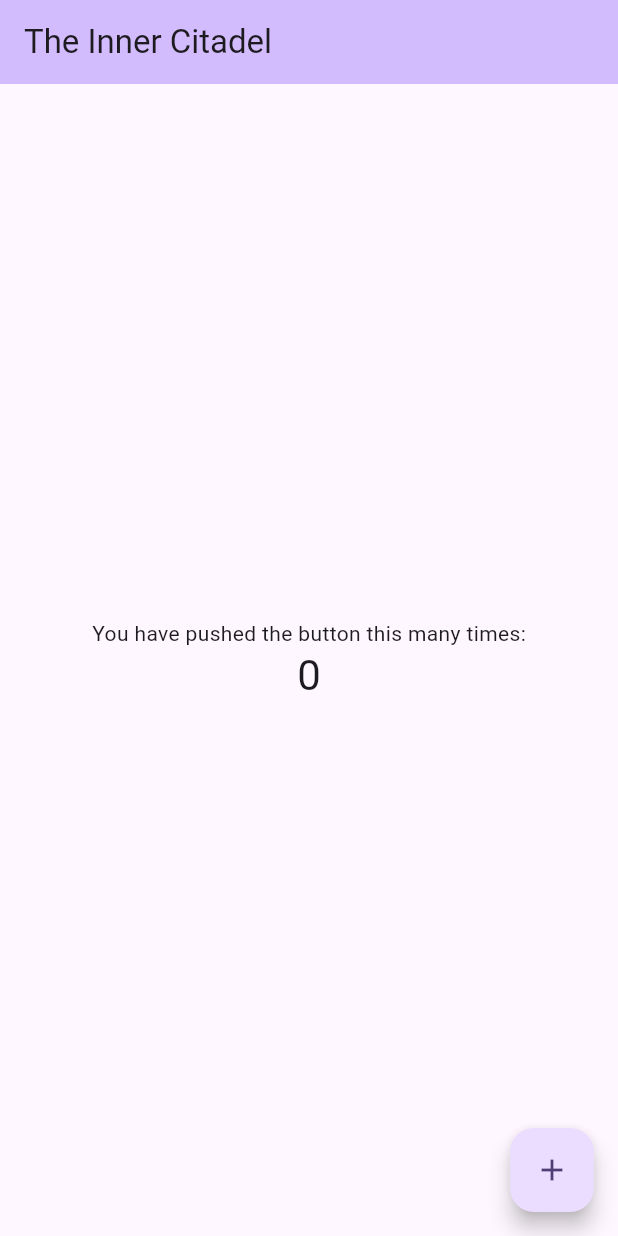
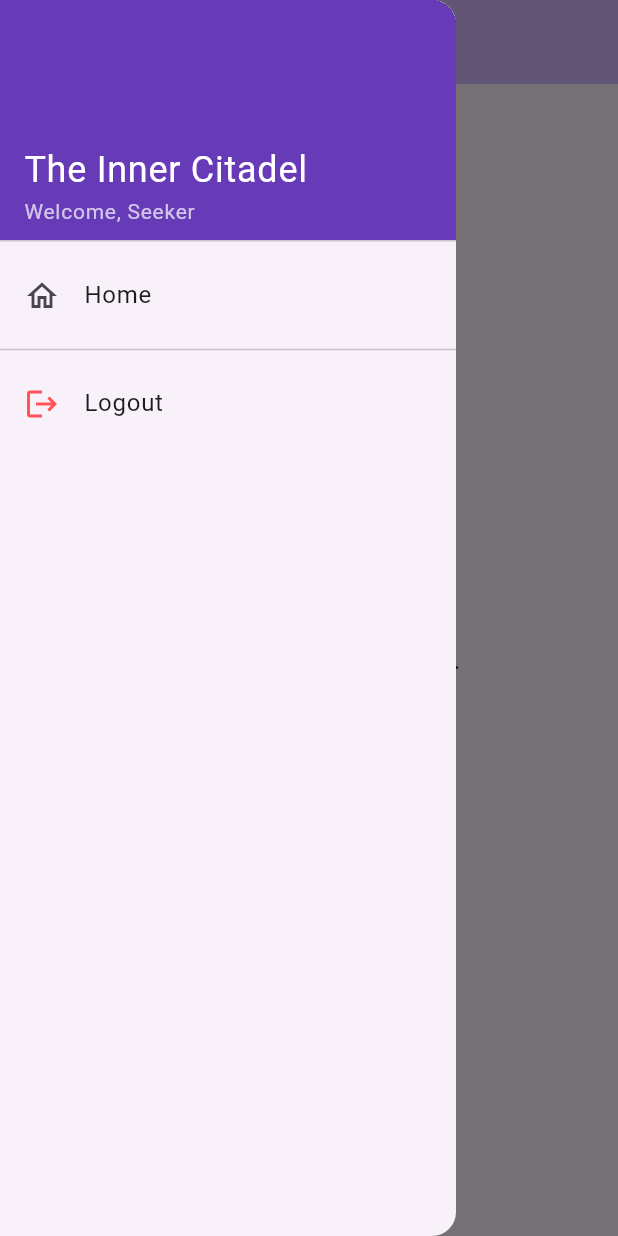
Before and after one commit to geoffembuscad0/flutter-geoff-notes-app, a Flutter app: the screen it shows once a user with an empty profile is signed in, with the side drawer open (before the commit the screen has no drawer), on a phone screen of 412 x 824 dp. Run offline on Flutter 3.47's test engine with Material 3 defaults, Android fonts, the phone set to English and light mode, and no system bars; our stand-ins replace supabase_flutter; accounts and stored records are empty.

Commit message:
Added a sidemenu and logout feature.

```diff
--- a/lib/main.dart
+++ b/lib/main.dart
@@ -1,6 +1,7 @@
 import 'package:flutter/material.dart';
 import 'package:supabase_flutter/supabase_flutter.dart';
-import 'package:flutter_geoff_notes_app/pages/LoginPage.dart';
+import 'package:flutter_geoff_notes_app/pages/login_page.dart';
+import 'package:flutter_geoff_notes_app/pages/home_page.dart';
 
 Future<void> main() async {
   WidgetsFlutterBinding.ensureInitialized();
@@ -60,89 +61,3 @@ class MyApp extends StatelessWidget {
     );
   }
 }
-
-class MyHomePage extends StatefulWidget {
-  const MyHomePage({super.key, required this.title});
-
-  // This widget is the home page of your application. It is stateful, meaning
-  // that it has a State object (defined below) that contains fields that affect
-  // how it looks.
-
-  // This class is the configuration for the state. It holds the values (in this
-  // case the title) provided by the parent (in this case the App widget) and
-  // used by the build method of the State. Fields in a Widget subclass are
-  // always marked "final".
-
-  final String title;
-
-  @override
-  State<MyHomePage> createState() => _MyHomePageState();
-}
-
-class _MyHomePageState extends State<MyHomePage> {
-  int _counter = 0;
-
-  void _incrementCounter() {
-    setState(() {
-      // This call to setState tells the Flutter framework that something has
-      // changed in this State, which causes it to rerun the build method below
-      // so that the display can reflect the updated values. If we changed
-      // _counter without calling setState(), then the build method would not be
-      // called again, and so nothing would appear to happen.
-      _counter++;
-    });
-  }
-
-  @override
-  Widget build(BuildContext context) {
-    // This method is rerun every time setState is called, for instance as done
-    // by the _incrementCounter method above.
-    //
-    // The Flutter framework has been optimized to make rerunning build methods
-    // fast, so that you can just rebuild anything that needs updating rather
-    // than having to individually change instances of widgets.
-    return Scaffold(
-      appBar: AppBar(
-        // TRY THIS: Try changing the color here to a specific color (to
-        // Colors.amber, perhaps?) and trigger a hot reload to see the AppBar
-        // change color while the other colors stay the same.
-        backgroundColor: Theme.of(context).colorScheme.inversePrimary,
-        // Here we take the value from the MyHomePage object that was created by
-        // the App.build method, and use it to set our appbar title.
-        title: Text(widget.title),
-      ),
-      body: Center(
-        // Center is a layout widget. It takes a single child and positions it
-        // in the middle of the parent.
-        child: Column(
-          // Column is also a layout widget. It takes a list of children and
-          // arranges them vertically. By default, it sizes itself to fit its
-          // children horizontally, and tries to be as tall as its parent.
-          //
-          // Column has various properties to control how it sizes itself and
-          // how it positions its children. Here we use mainAxisAlignment to
-          // center the children vertically; the main axis here is the vertical
-          // axis because Columns are vertical (the cross axis would be
-          // horizontal).
-          //
-          // TRY THIS: Invoke "debug painting" (choose the "Toggle Debug Paint"
-          // action in the IDE, or press "p" in the console), to see the
-          // wireframe for each widget.
-          mainAxisAlignment: MainAxisAlignment.center,
-          children: <Widget>[
-            const Text('You have pushed the button this many times:'),
-            Text(
-              '$_counter',
-              style: Theme.of(context).textTheme.headlineMedium,
-            ),
-          ],
-        ),
-      ),
-      floatingActionButton: FloatingActionButton(
-        onPressed: _incrementCounter,
-        tooltip: 'Increment',
-        child: const Icon(Icons.add),
-      ), // This trailing comma makes auto-formatting nicer for build methods.
-    );
-  }
-}
--- /dev/null
+++ b/lib/pages/home_page.dart
@@ -0,0 +1,80 @@
+import 'package:flutter/material.dart';
+import 'package:supabase_flutter/supabase_flutter.dart';
+
+class MyHomePage extends StatefulWidget {
+  const MyHomePage({super.key, required this.title});
+
+  final String title;
+
+  @override
+  State<MyHomePage> createState() => _MyHomePageState();
+}
+
+class _MyHomePageState extends State<MyHomePage> {
+  // Method to handle logout
+  Future<void> _handleLogout() async {
+    await Supabase.instance.client.auth.signOut();
+    // If you aren't using a StreamBuilder in main.dart,
+    // you would manually navigate here:
+    // Navigator.of(context).pushReplacementNamed('/login');
+  }
+
+  @override
+  Widget build(BuildContext context) {
+    return Scaffold(
+      appBar: AppBar(
+        title: Text(widget.title),
+        backgroundColor: Theme.of(context).colorScheme.inversePrimary,
+      ),
+      // --- THE SIDE MENU ---
+      drawer: Drawer(
+        child: ListView(
+          padding: EdgeInsets.zero,
+          children: [
+            const DrawerHeader(
+              decoration: BoxDecoration(color: Colors.deepPurple),
+              child: Column(
+                crossAxisAlignment: CrossAxisAlignment.start,
+                mainAxisAlignment: MainAxisAlignment.end,
+                children: [
+                  Text(
+                    'The Inner Citadel',
+                    style: TextStyle(color: Colors.white, fontSize: 24),
+                  ),
+                  Text(
+                    'Welcome, Seeker',
+                    style: TextStyle(color: Colors.white70, fontSize: 14),
+                  ),
+                ],
+              ),
+            ),
+            ListTile(
+              leading: const Icon(Icons.home_outlined),
+              title: const Text('Home'),
+              onTap: () {
+                Navigator.pop(context); // Closes the drawer
+              },
+            ),
+            const Divider(), // Visual separator
+            ListTile(
+              leading: const Icon(Icons.logout, color: Colors.redAccent),
+              title: const Text('Logout'),
+              onTap: () async {
+                // Close drawer before showing dialog or logging out
+                Navigator.pop(context);
+                await _handleLogout();
+              },
+            ),
+          ],
+        ),
+      ),
+      // --- BLANK BODY ---
+      body: const Center(
+        child: Text(
+          "Your journey begins here.",
+          style: TextStyle(fontSize: 18, fontStyle: FontStyle.italic),
+        ),
+      ),
+    );
+  }
+}
```
Also changed, not shown: lib/pages/login_page.dart (renamed from lib/pages/LoginPage.dart).
